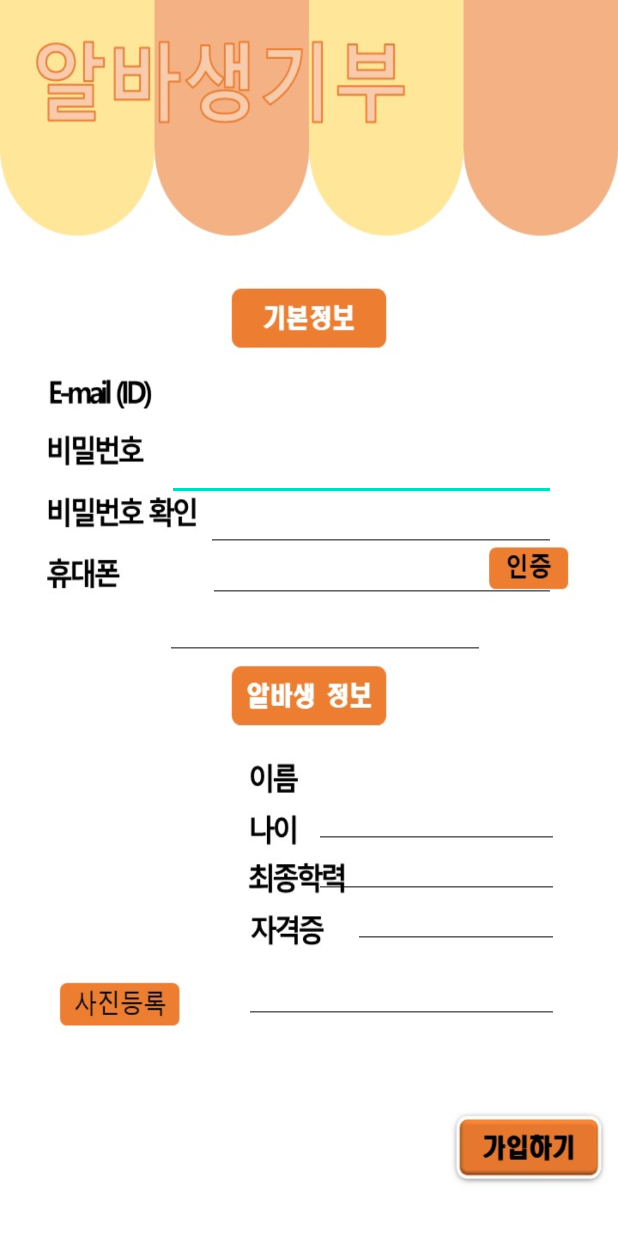
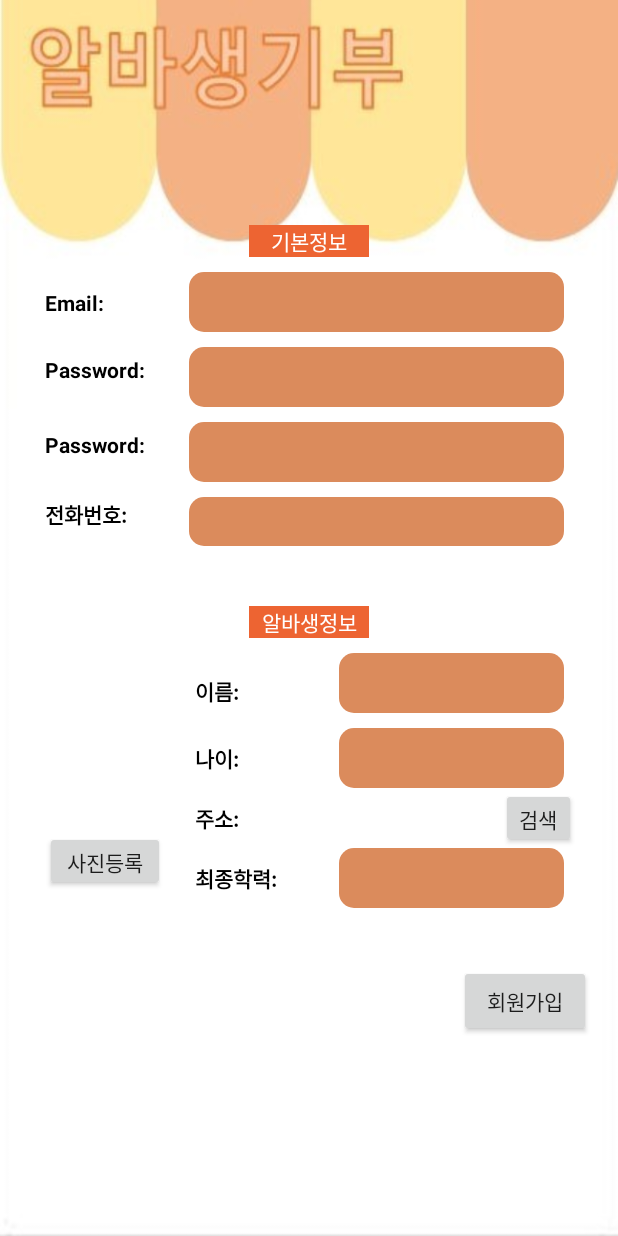
Before and after one commit to yangseongyeal2/AlbaRecord, an Android app: the EmployeeSignupActivity screen opened directly, with no data from a screen before it, on a phone screen of 412 x 824 dp. Run offline under Robolectric (Android 15) with nearby library versions, the phone set to English and light mode, and no system bars.

Commit message:
bossSignUp오류 야매로해결

```diff
--- a/app/src/main/java/com/AlbaRecord/login/BossSignupActivity.java
+++ b/app/src/main/java/com/AlbaRecord/login/BossSignupActivity.java
@@ -122,7 +122,7 @@ public class BossSignupActivity extends AppCompatActivity implements View.OnClic
         editTextEmail = (EditText) findViewById(R.id.editTextEmail);
         editTextPassword = (EditText) findViewById(R.id.editTextPassword);
         //editTextPasswordCheck = (EditText) findViewById(R.id.editTextPasswordCheck);
-        editTextPhone = (EditText) findViewById(R.id.editTextPhone);
+        editTextPhone = (EditText) findViewById(R.id.phone_edittext);
         //editTextNickname = (EditText) findViewById(R.id.editTextNickname);
         textviewMessage = (TextView) findViewById(R.id.textviewMessage);
         buttonSignup = (Button) findViewById(R.id.buttonSignup);
--- a/app/src/main/res/layout/activity_employee_signup.xml
+++ b/app/src/main/res/layout/activity_employee_signup.xml
@@ -9,171 +9,303 @@
 
 
     <androidx.constraintlayout.widget.ConstraintLayout
+
+        android:layout_width="match_parent"
+        android:layout_height="match_parent"
+        android:background="@drawable/signupbackground">
+
+
+        <androidx.constraintlayout.widget.ConstraintLayout
             android:id="@+id/information"
-        android:layout_width="366dp"
-        android:layout_height="211dp"
-        app:layout_constraintBottom_toTopOf="@+id/bossinformation"
+            android:layout_width="match_parent"
+            android:layout_height="wrap_content"
+            android:layout_marginTop="130dp"
+            android:padding="20dp"
             app:layout_constraintEnd_toEndOf="parent"
-        app:layout_constraintHorizontal_bias="0.488"
             app:layout_constraintStart_toStartOf="parent"
-        app:layout_constraintTop_toTopOf="parent"
-        app:layout_constraintVertical_bias="0.924">
+            app:layout_constraintTop_toTopOf="parent">
+
+            <TextView
+                android:id="@+id/information_textview"
+                android:layout_width="80dp"
+                android:layout_height="wrap_content"
+                android:background="#ED6432"
+                android:text="기본정보"
+                android:textAlignment="center"
+                android:textColor="#ffffff"
+
+                app:layout_constraintEnd_toEndOf="parent"
+                app:layout_constraintStart_toStartOf="parent"
+                app:layout_constraintTop_toTopOf="parent" />
+
+            <TextView
+
+                android:id="@+id/eamil"
+                android:layout_width="80dp"
+                android:layout_height="wrap_content"
+                android:layout_margin="10sp"
+                android:text="Email:"
+                android:textColor="#000000"
+                android:textStyle="bold"
+                app:layout_constraintBottom_toBottomOf="@+id/email_edittext"
+                app:layout_constraintStart_toStartOf="parent"
+                app:layout_constraintTop_toTopOf="@+id/email_edittext" />
 
             <EditText
-            android:id="@+id/editTextTextEmailAddress2"
-            android:layout_width="259dp"
-            android:layout_height="30dp"
-            android:layout_marginBottom="4dp"
+                android:id="@+id/email_edittext"
+                android:layout_width="250dp"
+                android:layout_height="40dp"
+                android:layout_marginTop="10sp"
                 android:ems="10"
                 android:inputType="textEmailAddress"
-            app:layout_constraintBottom_toTopOf="@+id/editTextTextPassword"
                 app:layout_constraintEnd_toEndOf="parent"
-            app:layout_constraintHorizontal_bias="0.831"
+                app:layout_constraintStart_toEndOf="@+id/eamil"
+                app:layout_constraintTop_toBottomOf="@+id/information_textview"
+                android:background="@drawable/login_edittext"/>
+
+            <TextView
+
+                android:id="@+id/password"
+                android:layout_width="80dp"
+                android:layout_height="wrap_content"
+                android:layout_margin="10sp"
+                android:text="Password:"
+                android:textColor="#000000"
+                android:textStyle="bold"
+                app:layout_constraintBottom_toBottomOf="@+id/password_edittext"
                 app:layout_constraintStart_toStartOf="parent"
-            app:layout_constraintTop_toTopOf="parent"
-            app:layout_constraintVertical_bias="1.0" />
+                app:layout_constraintTop_toBottomOf="@+id/email_edittext" />
 
             <EditText
-            android:id="@+id/editTextTextPassword"
-            android:layout_width="233dp"
-            android:layout_height="30dp"
-            android:layout_marginBottom="4dp"
+                android:layout_marginTop="10dp"
+                android:background="@drawable/login_edittext"
+                android:id="@+id/password_edittext"
+                android:layout_width="250dp"
+                android:layout_height="40dp"
                 android:ems="10"
                 android:inputType="textPassword"
-            app:layout_constraintBottom_toTopOf="@+id/editTextTextPassword3"
                 app:layout_constraintEnd_toEndOf="parent"
-            app:layout_constraintHorizontal_bias="0.864"
-            app:layout_constraintStart_toStartOf="parent" />
+                app:layout_constraintStart_toEndOf="@+id/password"
+                app:layout_constraintTop_toBottomOf="@+id/email_edittext" />
+
+            <TextView
+
+                android:id="@+id/password_re"
+                android:layout_width="80dp"
+                android:layout_height="wrap_content"
+                android:layout_margin="10sp"
+                android:text="Password:"
+                android:textColor="#000000"
+                android:textStyle="bold"
+                app:layout_constraintBottom_toBottomOf="@+id/password_re_edittext"
+                app:layout_constraintStart_toStartOf="parent"
+                app:layout_constraintTop_toBottomOf="@+id/password_edittext" />
 
             <EditText
-            android:id="@+id/editTextTextPassword3"
-            android:layout_width="232dp"
-            android:layout_height="30dp"
-            android:layout_marginBottom="8dp"
+                android:background="@drawable/login_edittext"
+                android:id="@+id/password_re_edittext"
+                android:layout_width="250dp"
+                android:layout_height="40dp"
                 android:ems="10"
                 android:inputType="textPassword"
-            app:layout_constraintBottom_toTopOf="@+id/editTextPhone"
                 app:layout_constraintEnd_toEndOf="parent"
-            app:layout_constraintHorizontal_bias="0.865"
-            app:layout_constraintStart_toStartOf="parent" />
+                app:layout_constraintStart_toEndOf="@+id/password"
+                app:layout_constraintTop_toBottomOf="@+id/password_edittext"
+                android:layout_marginTop="10dp"/>
+
+            <TextView
+                android:id="@+id/phone"
+                android:layout_width="80dp"
+                android:layout_height="wrap_content"
+                android:layout_margin="10sp"
+
+                android:text="전화번호:"
+                android:textColor="#000000"
+                android:textStyle="bold"
+                app:layout_constraintBottom_toBottomOf="@+id/phone_edittext"
+                app:layout_constraintStart_toStartOf="parent"
+                app:layout_constraintTop_toBottomOf="@+id/password_re_edittext" />
+
 
             <EditText
-            android:id="@+id/editTextPhone"
-            android:layout_width="wrap_content"
-            android:layout_height="30dp"
-            android:layout_marginBottom="16dp"
+                android:layout_marginTop="10dp"
+                android:background="@drawable/login_edittext"
+                android:id="@+id/phone_edittext"
+                android:layout_width="250dp"
+                android:layout_height="wrap_content"
                 android:ems="10"
                 android:inputType="phone"
-            app:layout_constraintBottom_toBottomOf="parent"
                 app:layout_constraintEnd_toEndOf="parent"
-            app:layout_constraintHorizontal_bias="0.57"
-            app:layout_constraintStart_toStartOf="parent" />
+                app:layout_constraintStart_toEndOf="@+id/password"
+                app:layout_constraintTop_toBottomOf="@+id/password_re_edittext" />
 
-        <TextView
-            android:id="@+id/textView2"
-            android:layout_width="54dp"
-            android:layout_height="25dp"
-            app:layout_constraintBottom_toBottomOf="parent"
-            app:layout_constraintEnd_toEndOf="parent"
-            app:layout_constraintHorizontal_bias="0.973"
-            app:layout_constraintStart_toStartOf="parent"
-            app:layout_constraintTop_toTopOf="parent"
-            app:layout_constraintVertical_bias="0.882" />
+
         </androidx.constraintlayout.widget.ConstraintLayout>
 
         <androidx.constraintlayout.widget.ConstraintLayout
-        android:id="@+id/bossinformation"
-        android:layout_width="365dp"
-        android:layout_height="244dp"
-        android:layout_marginBottom="104dp"
-        app:layout_constraintBottom_toBottomOf="parent"
+            android:id="@+id/employeeinformation"
+            android:layout_width="match_parent"
+            android:layout_height="wrap_content"
+            android:padding="20dp"
             app:layout_constraintEnd_toEndOf="parent"
-        app:layout_constraintStart_toStartOf="parent" >
+            app:layout_constraintStart_toStartOf="parent"
+            app:layout_constraintTop_toBottomOf="@+id/information">
+
+            <TextView
+                android:id="@+id/employeeinformation_textview"
+                android:layout_width="80dp"
+                android:layout_height="wrap_content"
+                android:background="#ED6432"
+                android:text="알바생정보"
+                android:textAlignment="center"
+                android:textColor="#ffffff"
+                app:layout_constraintBottom_toTopOf="@+id/name_edittext"
+                app:layout_constraintEnd_toEndOf="parent"
+                app:layout_constraintStart_toStartOf="parent"
+                app:layout_constraintTop_toTopOf="parent" />
+
+            <TextView
+                android:id="@+id/name"
+                android:layout_width="80dp"
+                android:layout_height="wrap_content"
+                android:layout_margin="10sp"
+                android:text="이름:"
+                android:textColor="#000000"
+                android:textStyle="bold"
+                app:layout_constraintBottom_toTopOf="@+id/age_edittext"
+                app:layout_constraintStart_toEndOf="@+id/image"
+                app:layout_constraintTop_toTopOf="@+id/name_edittext" />
 
             <EditText
-            android:id="@+id/editTextTextPersonName"
-            android:layout_width="163dp"
-            android:layout_height="30dp"
-            android:layout_marginTop="60dp"
+                android:background="@drawable/login_edittext"
+                android:id="@+id/name_edittext"
+                android:layout_width="150dp"
+                android:layout_height="40dp"
+                android:layout_marginTop="10sp"
                 android:ems="10"
                 android:inputType="textPersonName"
                 app:layout_constraintEnd_toEndOf="parent"
-            app:layout_constraintHorizontal_bias="0.92"
-            app:layout_constraintStart_toStartOf="parent"
-            app:layout_constraintTop_toTopOf="parent" />
+                app:layout_constraintStart_toEndOf="@+id/name"
+                app:layout_constraintTop_toBottomOf="@+id/employeeinformation_textview" />
+
+            <TextView
+                android:id="@+id/age"
+                android:layout_width="80dp"
+                android:layout_height="wrap_content"
+                android:layout_margin="10sp"
+                android:text="나이:"
+                android:textColor="#000000"
+                android:textStyle="bold"
+                app:layout_constraintBottom_toBottomOf="@+id/age_edittext"
+                app:layout_constraintStart_toEndOf="@+id/image"
+                app:layout_constraintTop_toTopOf="@+id/age_edittext" />
 
             <EditText
-            android:id="@+id/editTextTextPersonName2"
-            android:layout_width="163dp"
-            android:layout_height="30dp"
-            android:layout_marginTop="3dp"
+                android:layout_marginTop="10dp"
+                android:background="@drawable/login_edittext"
+                android:id="@+id/age_edittext"
+                android:layout_width="150dp"
+                android:layout_height="40dp"
                 android:ems="10"
                 android:inputType="textPersonName"
                 app:layout_constraintEnd_toEndOf="parent"
-            app:layout_constraintHorizontal_bias="0.92"
-            app:layout_constraintStart_toStartOf="parent"
-            app:layout_constraintTop_toBottomOf="@+id/editTextTextPersonName" />
+                app:layout_constraintStart_toEndOf="@+id/age"
+                app:layout_constraintTop_toBottomOf="@+id/name_edittext" />
+
+
+            <TextView
+                android:id="@+id/address"
+                android:layout_width="80dp"
+                android:layout_height="wrap_content"
+                android:layout_margin="10sp"
+                android:layout_marginBottom="20dp"
+                android:text="주소:"
+                android:textColor="#000000"
+                android:textStyle="bold"
+                app:layout_constraintBottom_toBottomOf="@+id/address_result"
+                app:layout_constraintStart_toEndOf="@+id/image"
+                app:layout_constraintTop_toTopOf="@+id/address_result" />
+
+
+            <TextView
+                android:id="@+id/address_result"
+                android:layout_width="100dp"
+                android:layout_height="40dp"
+                android:layout_marginLeft="16dp"
+
+                app:layout_constraintStart_toEndOf="@+id/address"
+                app:layout_constraintTop_toBottomOf="@+id/age_edittext" />
+
+            <Button
+                android:id="@+id/address_button"
+                android:layout_width="50dp"
+                android:layout_height="40dp"
+                android:text="검색"
+                app:layout_constraintBottom_toTopOf="@+id/education_edittext"
+                app:layout_constraintEnd_toEndOf="parent"
+                app:layout_constraintStart_toEndOf="@+id/address_result"
+                app:layout_constraintTop_toBottomOf="@+id/age_edittext" />
+
+
+            <TextView
+                android:id="@+id/education"
+                android:layout_width="80dp"
+                android:layout_height="wrap_content"
+                android:layout_margin="10sp"
+                android:text="최종학력:"
+                android:textColor="#000000"
+                android:textStyle="bold"
+                app:layout_constraintBottom_toBottomOf="@+id/education_edittext"
+                app:layout_constraintStart_toEndOf="@+id/image"
+                app:layout_constraintTop_toTopOf="@+id/education_edittext" />
 
             <EditText
-            android:id="@+id/editTextTextPersonName3"
-            android:layout_width="137dp"
-            android:layout_height="30dp"
-            android:layout_marginTop="3dp"
+                android:background="@drawable/login_edittext"
+                android:id="@+id/education_edittext"
+                android:layout_width="150dp"
+                android:layout_height="40dp"
                 android:ems="10"
                 android:inputType="textPersonName"
                 app:layout_constraintEnd_toEndOf="parent"
-            app:layout_constraintHorizontal_bias="0.929"
-            app:layout_constraintStart_toStartOf="parent"
-            app:layout_constraintTop_toBottomOf="@+id/editTextTextPersonName2" />
-
-        <EditText
-            android:id="@+id/editTextTextPersonName4"
-            android:layout_width="210dp"
-            android:layout_height="30dp"
-            android:layout_marginTop="20dp"
-            android:ems="10"
-            android:inputType="textPersonName"
-            app:layout_constraintBottom_toBottomOf="parent"
-            app:layout_constraintEnd_toEndOf="parent"
-            app:layout_constraintHorizontal_bias="0.896"
-            app:layout_constraintStart_toStartOf="parent"
-            app:layout_constraintTop_toBottomOf="@+id/editTextTextPersonName3"
-            app:layout_constraintVertical_bias="0.0" />
-
-        <TextView
-            android:id="@+id/textView3"
-            android:layout_width="81dp"
-            android:layout_height="31dp"
-            app:layout_constraintBottom_toBottomOf="parent"
-            app:layout_constraintEnd_toEndOf="parent"
-            app:layout_constraintHorizontal_bias="0.056"
-            app:layout_constraintStart_toStartOf="parent"
-            app:layout_constraintTop_toBottomOf="@+id/imageView"
-            app:layout_constraintVertical_bias="0.333" />
+                app:layout_constraintStart_toEndOf="@+id/education"
+                app:layout_constraintTop_toBottomOf="@+id/address_result" />
 
             <ImageView
-            android:id="@+id/imageView"
-            android:layout_width="111dp"
-            android:layout_height="133dp"
-            android:layout_marginTop="56dp"
-            app:layout_constraintEnd_toEndOf="parent"
-            app:layout_constraintHorizontal_bias="0.0"
+                android:id="@+id/image"
+                android:layout_width="100dp"
+                android:layout_height="120dp"
+                android:layout_marginTop="20dp"
                 app:layout_constraintStart_toStartOf="parent"
                 app:layout_constraintTop_toTopOf="parent"
                 tools:srcCompat="@tools:sample/avatars" />
 
-    </androidx.constraintlayout.widget.ConstraintLayout>
 
-    <TextView
-        android:id="@+id/textView"
-        android:layout_width="102dp"
-        android:layout_height="41dp"
-        app:layout_constraintBottom_toBottomOf="parent"
-        app:layout_constraintEnd_toEndOf="parent"
-        app:layout_constraintHorizontal_bias="0.977"
-        app:layout_constraintStart_toStartOf="parent"
-        app:layout_constraintTop_toTopOf="parent"
-        app:layout_constraintVertical_bias="0.956" />
+            <Button
+                android:id="@+id/setimage_button"
+                android:layout_width="80dp"
+                android:layout_height="40dp"
+                android:layout_marginTop="10dp"
+                android:text="사진등록"
+                app:layout_constraintEnd_toEndOf="@+id/image"
+                app:layout_constraintStart_toStartOf="@+id/image"
+                app:layout_constraintTop_toBottomOf="@+id/image" />
 
 
         </androidx.constraintlayout.widget.ConstraintLayout>
+
+        <Button
+            android:id="@+id/buttonSignup"
+            android:layout_width="wrap_content"
+            android:layout_height="wrap_content"
+            android:layout_marginTop="17dp"
+            android:layout_marginEnd="18dp"
+            android:text="회원가입"
+            app:layout_constraintEnd_toEndOf="parent"
+            app:layout_constraintTop_toBottomOf="@+id/employeeinformation" />
+
+
+    </androidx.constraintlayout.widget.ConstraintLayout>
+
+
+
+</androidx.constraintlayout.widget.ConstraintLayout>
```
Also changed, not shown: app/src/main/res/drawable/bosssignupbackground.jpg (deleted), app/src/main/res/drawable/signupbackground.jpg. Lines whose indentation alone changed are shown as unchanged.
